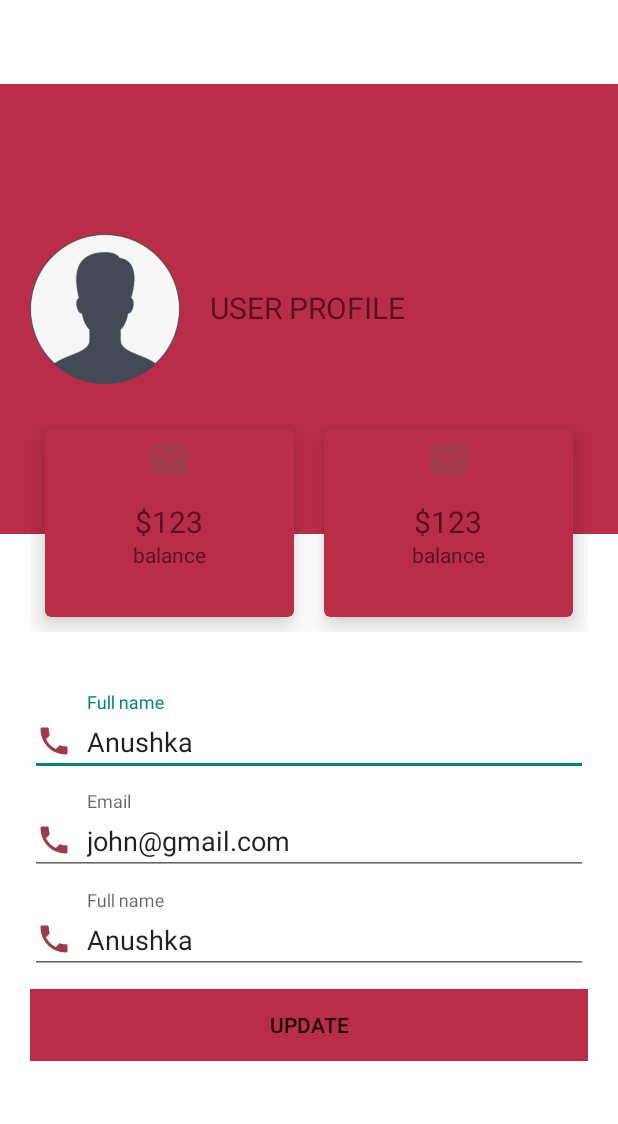
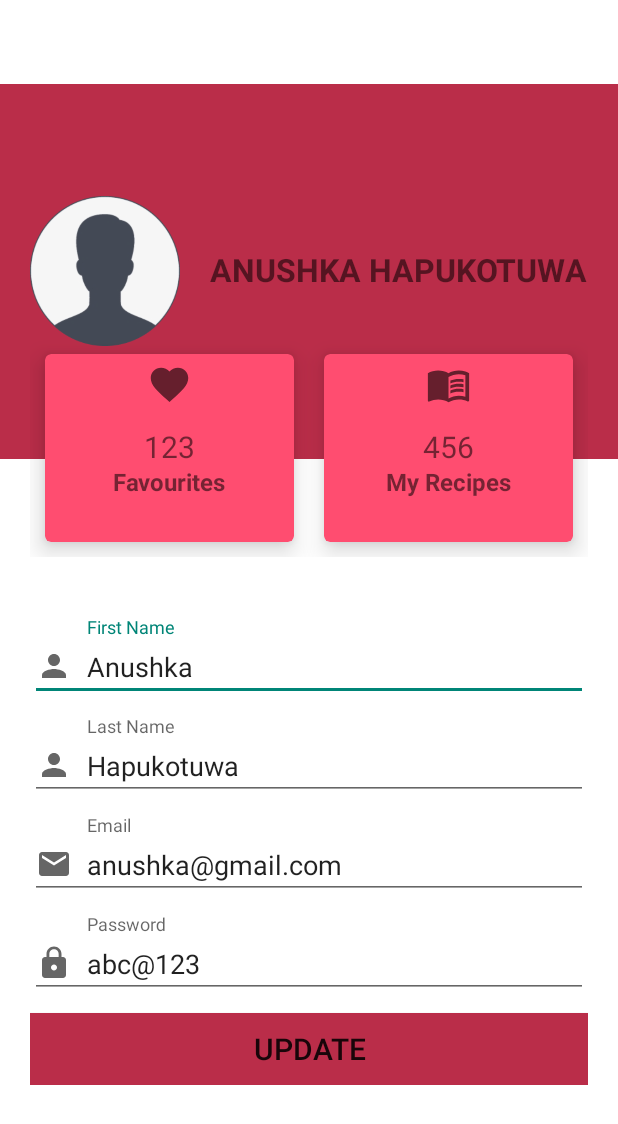
Before and after one commit to chearuno/CookNow, an Android app: the fragment FragmentProfile shown on its own in the app's theme, on a phone screen of 412 x 824 dp. Shown: the top 1124 px of the screen. Run offline under Robolectric (Android 15) with nearby library versions, the phone set to English and light mode, and no system bars; 1 statement that could not run was skipped.

Commit message:
updates to profile view

```diff
--- /dev/null
+++ b/app/src/main/res/drawable/ic_baseline_favorite_24.xml
@@ -0,0 +1,10 @@
+<vector xmlns:android="http://schemas.android.com/apk/res/android"
+    android:width="24dp"
+    android:height="24dp"
+    android:viewportWidth="24"
+    android:viewportHeight="24"
+    android:tint="?attr/colorControlNormal">
+  <path
+      android:fillColor="@android:color/white"
+      android:pathData="M12,21.35l-1.45,-1.32C5.4,15.36 2,12.28 2,8.5 2,5.42 4.42,3 7.5,3c1.74,0 3.41,0.81 4.5,2.09C13.09,3.81 14.76,3 16.5,3 19.58,3 22,5.42 22,8.5c0,3.78 -3.4,6.86 -8.55,11.54L12,21.35z"/>
+</vector>
--- /dev/null
+++ b/app/src/main/res/drawable/ic_baseline_menu_book_24.xml
@@ -0,0 +1,19 @@
+<vector xmlns:android="http://schemas.android.com/apk/res/android"
+    android:width="24dp"
+    android:height="24dp"
+    android:viewportWidth="24"
+    android:viewportHeight="24"
+    android:tint="?attr/colorControlNormal">
+  <path
+      android:fillColor="@android:color/white"
+      android:pathData="M21,5c-1.11,-0.35 -2.33,-0.5 -3.5,-0.5c-1.95,0 -4.05,0.4 -5.5,1.5c-1.45,-1.1 -3.55,-1.5 -5.5,-1.5S2.45,4.9 1,6v14.65c0,0.25 0.25,0.5 0.5,0.5c0.1,0 0.15,-0.05 0.25,-0.05C3.1,20.45 5.05,20 6.5,20c1.95,0 4.05,0.4 5.5,1.5c1.35,-0.85 3.8,-1.5 5.5,-1.5c1.65,0 3.35,0.3 4.75,1.05c0.1,0.05 0.15,0.05 0.25,0.05c0.25,0 0.5,-0.25 0.5,-0.5V6C22.4,5.55 21.75,5.25 21,5zM21,18.5c-1.1,-0.35 -2.3,-0.5 -3.5,-0.5c-1.7,0 -4.15,0.65 -5.5,1.5V8c1.35,-0.85 3.8,-1.5 5.5,-1.5c1.2,0 2.4,0.15 3.5,0.5V18.5z"/>
+  <path
+      android:fillColor="@android:color/white"
+      android:pathData="M17.5,10.5c0.88,0 1.73,0.09 2.5,0.26V9.24C19.21,9.09 18.36,9 17.5,9c-1.7,0 -3.24,0.29 -4.5,0.83v1.66C14.13,10.85 15.7,10.5 17.5,10.5z"/>
+  <path
+      android:fillColor="@android:color/white"
+      android:pathData="M13,12.49v1.66c1.13,-0.64 2.7,-0.99 4.5,-0.99c0.88,0 1.73,0.09 2.5,0.26V11.9c-0.79,-0.15 -1.64,-0.24 -2.5,-0.24C15.8,11.66 14.26,11.96 13,12.49z"/>
+  <path
+      android:fillColor="@android:color/white"
+      android:pathData="M17.5,14.33c-1.7,0 -3.24,0.29 -4.5,0.83v1.66c1.13,-0.64 2.7,-0.99 4.5,-0.99c0.88,0 1.73,0.09 2.5,0.26v-1.52C19.21,14.41 18.36,14.33 17.5,14.33z"/>
+</vector>
--- a/app/src/main/res/layout/fragment_profile.xml
+++ b/app/src/main/res/layout/fragment_profile.xml
@@ -15,7 +15,7 @@
 
         <RelativeLayout
             android:layout_width="match_parent"
-            android:layout_height="300dp"
+            android:layout_height="250dp"
             android:background="#ba2d49"
             android:padding="20dp">
 
@@ -33,8 +33,9 @@
                 android:layout_marginLeft="20dp"
                 android:layout_toRightOf="@+id/user_profile_image"
                 android:includeFontPadding="false"
-                android:text="USER PROFILE"
-                android:textSize="20sp" />
+                android:text="ANUSHKA HAPUKOTUWA"
+                android:textSize="21sp"
+                android:textStyle="bold"/>
 
         </RelativeLayout>
 
@@ -49,7 +50,7 @@
                 android:layout_height="125dp"
                 android:layout_margin="10dp"
                 android:layout_weight="1"
-                app:cardBackgroundColor="#ba2d49"
+                app:cardBackgroundColor="#ff4d70"
                 app:cardElevation="10dp">
 
                 <RelativeLayout
@@ -61,7 +62,7 @@
                         android:layout_width="30dp"
                         android:layout_height="30dp"
                         android:layout_centerHorizontal="true"
-                        android:src="@drawable/ic_baseline_email_24" />
+                        android:src="@drawable/ic_baseline_favorite_24" />
 
                     <TextView
                         android:id="@+id/editText"
@@ -69,7 +70,7 @@
                         android:layout_height="wrap_content"
                         android:layout_centerInParent="true"
                         android:includeFontPadding="false"
-                        android:text="$123"
+                        android:text="123"
                         android:textSize="20sp" />
 
                     <TextView
@@ -78,8 +79,9 @@
                         android:layout_height="wrap_content"
                         android:layout_below="@+id/editText"
                         android:layout_centerHorizontal="true"
-                        android:text="balance"
-                        android:textSize="14sp" />
+                        android:text="Favourites"
+                        android:textStyle="bold"
+                        android:textSize="16sp" />
                 </RelativeLayout>
             </com.google.android.material.card.MaterialCardView>
 
@@ -88,7 +90,7 @@
                 android:layout_height="125dp"
                 android:layout_margin="10dp"
                 android:layout_weight="1"
-                app:cardBackgroundColor="#ba2d49"
+                app:cardBackgroundColor="#ff4d70"
                 app:cardElevation="10dp">
 
                 <RelativeLayout
@@ -100,7 +102,7 @@
                         android:layout_width="30dp"
                         android:layout_height="30dp"
                         android:layout_centerHorizontal="true"
-                        android:src="@drawable/ic_baseline_email_24" />
+                        android:src="@drawable/ic_baseline_menu_book_24" />
 
                     <TextView
                         android:id="@+id/editText3"
@@ -108,7 +110,7 @@
                         android:layout_height="wrap_content"
                         android:layout_centerInParent="true"
                         android:includeFontPadding="false"
-                        android:text="$123"
+                        android:text="456"
                         android:textSize="20sp" />
 
                     <TextView
@@ -117,8 +119,9 @@
                         android:layout_height="wrap_content"
                         android:layout_below="@+id/editText3"
                         android:layout_centerHorizontal="true"
-                        android:text="balance"
-                        android:textSize="14sp" />
+                        android:text="My Recipes"
+                        android:textStyle="bold"
+                        android:textSize="16sp" />
                 </RelativeLayout>
             </com.google.android.material.card.MaterialCardView>
         </LinearLayout>
@@ -133,14 +136,30 @@
                 android:layout_width="match_parent"
                 android:layout_height="wrap_content"
                 android:layout_marginBottom="10dp"
-                android:hint="Full name">
+                android:hint="First Name">
 
                 <com.google.android.material.textfield.TextInputEditText
                     android:layout_width="match_parent"
                     android:layout_height="wrap_content"
-                    android:drawableLeft="@drawable/ic_baseline_phone_24"
+                    android:drawableLeft="@drawable/ic_baseline_person_24_dark"
                     android:drawablePadding="10dp"
                     android:text="Anushka" />
+
+
+            </com.google.android.material.textfield.TextInputLayout>
+
+            <com.google.android.material.textfield.TextInputLayout
+                android:layout_width="match_parent"
+                android:layout_height="wrap_content"
+                android:layout_marginBottom="10dp"
+                android:hint="Last Name">
+
+                <com.google.android.material.textfield.TextInputEditText
+                    android:layout_width="match_parent"
+                    android:layout_height="wrap_content"
+                    android:drawableLeft="@drawable/ic_baseline_person_24_dark"
+                    android:drawablePadding="10dp"
+                    android:text="Hapukotuwa" />
 
 
             </com.google.android.material.textfield.TextInputLayout>
@@ -154,9 +173,9 @@
                 <com.google.android.material.textfield.TextInputEditText
                     android:layout_width="match_parent"
                     android:layout_height="wrap_content"
-                    android:drawableLeft="@drawable/ic_baseline_phone_24"
+                    android:drawableLeft="@drawable/ic_baseline_email_24_dark"
                     android:drawablePadding="10dp"
-                    android:text="john@gmail.com" />
+                    android:text="anushka@gmail.com" />
 
 
             </com.google.android.material.textfield.TextInputLayout>
@@ -165,14 +184,14 @@
                 android:layout_width="match_parent"
                 android:layout_height="wrap_content"
                 android:layout_marginBottom="10dp"
-                android:hint="Full name">
+                android:hint="Password">
 
                 <com.google.android.material.textfield.TextInputEditText
                     android:layout_width="match_parent"
                     android:layout_height="wrap_content"
-                    android:drawableLeft="@drawable/ic_baseline_phone_24"
+                    android:drawableLeft="@drawable/ic_baseline_lock_24"
                     android:drawablePadding="10dp"
-                    android:text="Anushka" />
+                    android:text="abc@123" />
 
 
             </com.google.android.material.textfield.TextInputLayout>
@@ -181,7 +200,9 @@
                 android:layout_width="match_parent"
                 android:layout_height="wrap_content"
                 android:background="#ba2d49"
-                android:text="UPDATE" />
+                android:text="Update"
+                android:textSize="20dp"
+                android:elevation="10dp"/>
         </LinearLayout>
     </LinearLayout>
 </ScrollView>
```
